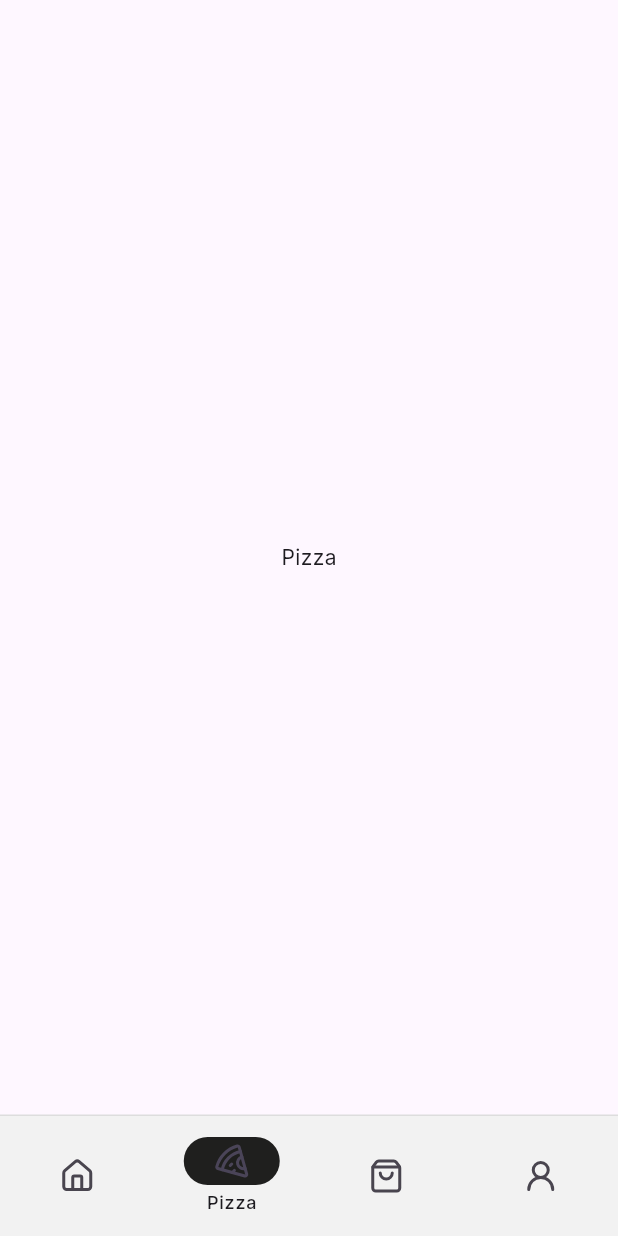
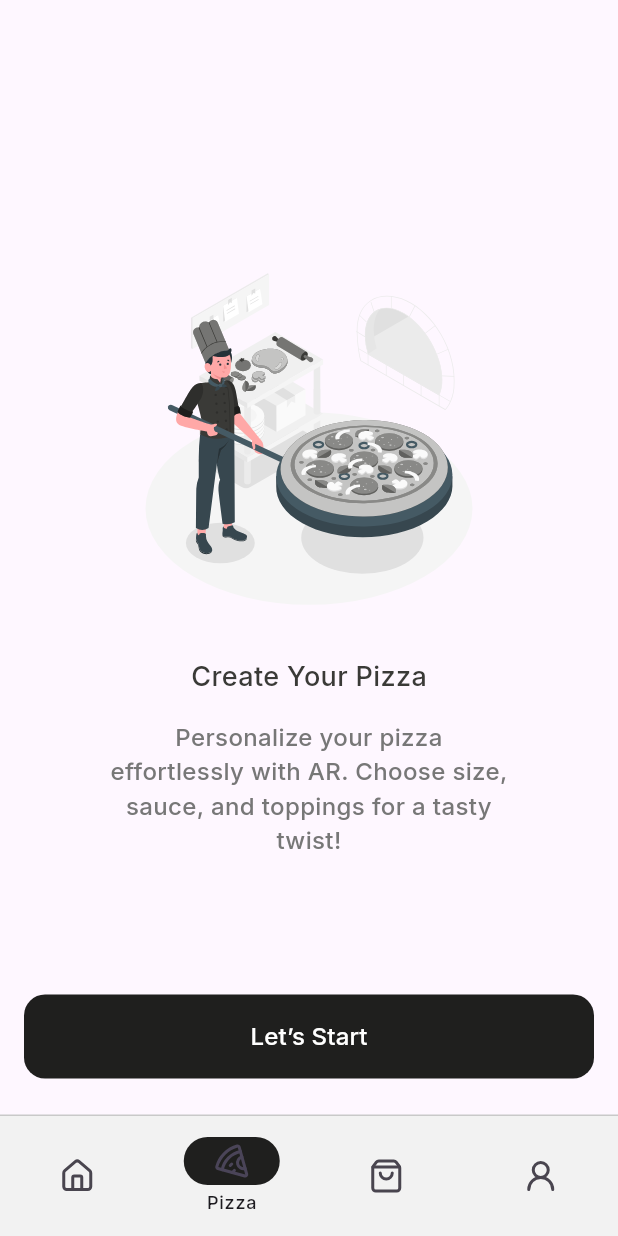
Before and after one commit to Jinlei2000/pizza-ar-flutter-2023, a Flutter app: the screen it shows after launch, after a tap on "Order Now", on a phone screen of 412 x 824 dp. Run offline on Flutter 3.47's test engine with Material 3 defaults, Android fonts, the phone set to English and light mode, and no system bars; our stand-ins replace flutter_svg, google_fonts, lucide_icons.

Commit message:
feat: finsiedpizza page

```diff
--- a/lib/components/bottom_navigation.dart
+++ b/lib/components/bottom_navigation.dart
@@ -17,7 +17,7 @@ class BottomNavigation extends StatefulWidget {
 }
 
 class _BottomNavigationState extends State<BottomNavigation> {
-  int currentPageIndex = 0;
+  int currentTabIndex = 0;
 
   @override
   Widget build(BuildContext context) {
@@ -42,21 +42,21 @@ class _BottomNavigationState extends State<BottomNavigation> {
         decoration: const BoxDecoration(
           border: Border(
             top: BorderSide(
-              color: MyColors.gray200,
-              width: 1.0,
+              color: MyColors.gray300,
+              width: 1,
             ),
           ),
         ),
         child: NavigationBar(
           onDestinationSelected: (int index) {
             setState(() {
-              currentPageIndex = index;
+              currentTabIndex = index;
             });
           },
           indicatorColor: MyColors.button,
           backgroundColor: MyColors.background,
           elevation: 0,
-          selectedIndex: currentPageIndex,
+          selectedIndex: currentTabIndex,
           labelBehavior: NavigationDestinationLabelBehavior.onlyShowSelected,
           destinations: List.generate(
             icons.length,
@@ -67,14 +67,14 @@ class _BottomNavigationState extends State<BottomNavigation> {
           ),
         ),
       ),
-      body: pages[currentPageIndex],
+      body: pages[currentTabIndex],
     );
   }
 
   // Callback function to handle tab navigation (called from the child widget)
   void _navigateToTabIndex(int index) {
     setState(() {
-      currentPageIndex = index;
+      currentTabIndex = index;
     });
   }
 }
--- a/lib/components/button.dart
+++ b/lib/components/button.dart
@@ -14,14 +14,16 @@ class Button extends StatelessWidget {
 
   @override
   Widget build(BuildContext context) {
-    return TextButton(
+    return SizedBox(
+      width: double.infinity,
+      height: 56,
+      child: TextButton(
         onPressed: onPressed,
         style: TextButton.styleFrom(
           backgroundColor: MyColors.button,
           shape: RoundedRectangleBorder(
             borderRadius: BorderRadius.circular(14),
           ),
-        padding: const EdgeInsets.symmetric(vertical: 18),
         ),
         child: Text(
           text,
@@ -31,6 +33,7 @@ class Button extends StatelessWidget {
             fontWeight: FontWeight.w500,
           ),
         ),
+      ),
     );
   }
 }
--- a/lib/screens/other/pizza/customize_pizza.dart
+++ /dev/null
@@ -1,15 +0,0 @@
-// customize_pizza.dart
-import 'package:flutter/material.dart';
-
-class OrderPage extends StatelessWidget {
-  const OrderPage({Key? key}) : super(key: key);
-
-  @override
-  Widget build(BuildContext context) {
-    return const Scaffold(
-      body: Center(
-        child: Text('Customize Pizza'),
-      ),
-    );
-  }
-}
--- /dev/null
+++ b/lib/screens/other/pizza/customize_pizza_ar.dart
@@ -0,0 +1,15 @@
+// customize_pizza_ar.dart
+import 'package:flutter/material.dart';
+
+class CustomizePizzaArPage extends StatelessWidget {
+  const CustomizePizzaArPage({Key? key}) : super(key: key);
+
+  @override
+  Widget build(BuildContext context) {
+    return const Scaffold(
+      body: Center(
+        child: Text('Customize Pizza AR'),
+      ),
+    );
+  }
+}
--- a/lib/screens/other/pizza/overview_order.dart
+++ b/lib/screens/other/pizza/overview_order.dart
@@ -1,8 +1,8 @@
 // overview_order.dart
 import 'package:flutter/material.dart';
 
-class OrderPage extends StatelessWidget {
-  const OrderPage({Key? key}) : super(key: key);
+class OverviewOrderPage extends StatelessWidget {
+  const OverviewOrderPage({Key? key}) : super(key: key);
 
   @override
   Widget build(BuildContext context) {
--- a/lib/screens/other/pizza/payment.dart
+++ b/lib/screens/other/pizza/payment.dart
@@ -1,8 +1,8 @@
 // payment.dart
 import 'package:flutter/material.dart';
 
-class OrderPage extends StatelessWidget {
-  const OrderPage({Key? key}) : super(key: key);
+class PaymentPage extends StatelessWidget {
+  const PaymentPage({Key? key}) : super(key: key);
 
   @override
   Widget build(BuildContext context) {
--- a/lib/screens/tabs/home.dart
+++ b/lib/screens/tabs/home.dart
@@ -7,20 +7,20 @@ class HomePage extends StatelessWidget {
   final void Function(int) navigateToTabIndex;
   const HomePage({
     Key? key,
-    required this.navigateToTabIndex, // Pass the new callback in the constructor
+    required this.navigateToTabIndex,
   }) : super(key: key);
 
   @override
   Widget build(BuildContext context) {
     return Scaffold(
       backgroundColor: MyColors.background,
-      body: body(),
-      floatingActionButton: floatingActionButton(),
+      body: _body(),
+      floatingActionButton: _floatingActionButton(),
       floatingActionButtonLocation: FloatingActionButtonLocation.centerFloat,
     );
   }
 
-  Container body() {
+  Container _body() {
     return Container(
       padding: const EdgeInsets.all(16),
       child: const Column(
@@ -48,10 +48,9 @@ class HomePage extends StatelessWidget {
     );
   }
 
-  Container floatingActionButton() {
+  Container _floatingActionButton() {
     return Container(
-      width: double.infinity,
-      margin: const EdgeInsets.symmetric(horizontal: 16),
+      margin: const EdgeInsets.only(bottom: 8, left: 16, right: 16),
       child: Button(
         text: 'Order Now',
         onPressed: () {
--- a/lib/screens/tabs/order.dart
+++ b/lib/screens/tabs/order.dart
@@ -7,9 +7,7 @@ class OrderPage extends StatelessWidget {
   @override
   Widget build(BuildContext context) {
     return const Scaffold(
-      body: Center(
-        child: Text('Order'),
-      ),
+      body: Center(child: Text('Order Page')),
     );
   }
 }
--- a/lib/screens/tabs/pizza.dart
+++ b/lib/screens/tabs/pizza.dart
@@ -1,14 +1,75 @@
 // pizza.dart
+import 'package:bitz/components/button.dart';
+import 'package:bitz/utils/colors.dart';
 import 'package:flutter/material.dart';
+import 'package:flutter_svg/svg.dart';
 
 class PizzaPage extends StatelessWidget {
   const PizzaPage({Key? key}) : super(key: key);
 
   @override
   Widget build(BuildContext context) {
-    return const Scaffold(
-      body: Center(
-        child: Text('Pizza'),
+    return Scaffold(
+      body: _body(),
+      floatingActionButton: _floatingActionButton(),
+      floatingActionButtonLocation: FloatingActionButtonLocation.centerFloat,
+    );
+  }
+
+  Container _body() {
+    return Container(
+      padding: const EdgeInsets.all(16),
+      alignment: Alignment.center,
+      child: Column(
+        mainAxisAlignment: MainAxisAlignment.center,
+        children: [
+          // Pizza Maker Illustration
+          SvgPicture.asset(
+            'assets/illustrations/pizza_maker.svg',
+            width: 243,
+            height: 243,
+          ),
+
+          const SizedBox(height: 24),
+
+          // Title
+          const Text(
+            'Create Your Pizza',
+            style: TextStyle(
+              fontSize: 18,
+              fontWeight: FontWeight.w500,
+              color: MyColors.gray900,
+            ),
+          ),
+
+          const SizedBox(height: 16),
+
+          // Description
+          Container(
+            constraints: const BoxConstraints(maxWidth: 267),
+            child: const Text(
+              'Personalize your pizza effortlessly with AR. Choose size, sauce, and toppings for a tasty twist!',
+              style: TextStyle(
+                fontSize: 16,
+                fontWeight: FontWeight.w500,
+                color: MyColors.gray700,
+              ),
+              textAlign: TextAlign.center,
+            ),
+          ),
+        ],
+      ),
+    );
+  }
+
+  Container _floatingActionButton() {
+    return Container(
+      margin: const EdgeInsets.only(bottom: 8, left: 16, right: 16),
+      child: Button(
+        text: 'Let’s Start',
+        onPressed: () {
+          // Navigate to Customize Pizza AR Page
+        },
       ),
     );
   }
--- a/pubspec.yaml
+++ b/pubspec.yaml
@@ -37,6 +37,7 @@ dependencies:
   cupertino_icons: ^1.0.2
   lucide_icons: ^0.257.0
   google_fonts: ^6.1.0
+  flutter_svg: ^2.0.9
 
 dev_dependencies:
   flutter_test:
@@ -62,7 +63,7 @@ flutter:
   # To add assets to your application, add an assets section, like this:
   assets:
     - assets/images/
-  #   - images/a_dot_ham.jpeg
+    - assets/illustrations/
 
   # An image asset can refer to one or more resolution-specific "variants", see
   # https://flutter.dev/assets-and-images/#resolution-aware
```
Also changed, not shown: assets/illustrations/pizza_maker.svg (added), pubspec.lock. Lines whose indentation alone changed are shown as unchanged.
